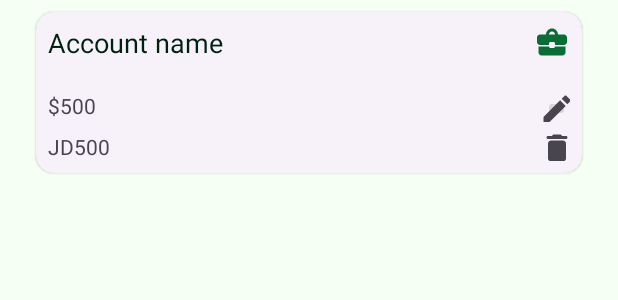
After one commit to kabirnayeem99/budget_management_syarah, an Android app: the layout list_item_account.xml on its own in the app's theme, with its tools: preview values and no code run, on a phone screen of 412 x 824 dp. The commit adds this screen. Shown: the top 300 px of the screen. Run offline under Robolectric (Android 15) with nearby library versions, the phone set to English and light mode, and no system bars.

Commit message:
feat [accounts]: implement account list design (cont.)

```diff
--- a/app/src/main/java/com/syarah/budgetmanagement/core/base/BaseActivity.kt
+++ b/app/src/main/java/com/syarah/budgetmanagement/core/base/BaseActivity.kt
@@ -24,7 +24,7 @@ abstract class BaseActivity<B : ViewDataBinding> : AppCompatActivity() {
         window.setFlags(
             WindowManager.LayoutParams.FLAG_LAYOUT_NO_LIMITS,
             WindowManager.LayoutParams.FLAG_LAYOUT_NO_LIMITS
-        );
+        )
         onCreated()
     }
 
--- /dev/null
+++ b/app/src/main/java/com/syarah/budgetmanagement/domain/entity/Account.kt
@@ -0,0 +1,5 @@
+package com.syarah.budgetmanagement.domain.entity
+
+data class Account(
+    val id: Int, val name: String, val dollarAmount: Int, val dinarAmount: Int,
+)
--- /dev/null
+++ b/app/src/main/res/drawable/ic_account.xml
@@ -0,0 +1,5 @@
+<vector android:height="24dp" android:tint="#AAAAAA"
+    android:viewportHeight="24" android:viewportWidth="24"
+    android:width="24dp" xmlns:android="http://schemas.android.com/apk/res/android">
+    <path android:fillColor="@android:color/white" android:pathData="M13,16h-2c-0.55,0 -1,-0.45 -1,-1L3.01,15v4c0,1.1 0.9,2 2,2L19,21c1.1,0 2,-0.9 2,-2v-4h-7c0,0.55 -0.45,1 -1,1zM20,7h-4c0,-2.21 -1.79,-4 -4,-4S8,4.79 8,7L4,7c-1.1,0 -2,0.9 -2,2v3c0,1.11 0.89,2 2,2h6v-1c0,-0.55 0.45,-1 1,-1h2c0.55,0 1,0.45 1,1v1h6c1.1,0 2,-0.9 2,-2L22,9c0,-1.1 -0.9,-2 -2,-2zM10,7c0,-1.1 0.9,-2 2,-2s2,0.9 2,2L9.99,7 10,7z"/>
+</vector>
--- /dev/null
+++ b/app/src/main/res/drawable/ic_delete.xml
@@ -0,0 +1,5 @@
+<vector android:height="24dp" android:tint="#AAAAAA"
+    android:viewportHeight="24" android:viewportWidth="24"
+    android:width="24dp" xmlns:android="http://schemas.android.com/apk/res/android">
+    <path android:fillColor="@android:color/white" android:pathData="M6,19c0,1.1 0.9,2 2,2h8c1.1,0 2,-0.9 2,-2V9c0,-1.1 -0.9,-2 -2,-2H8c-1.1,0 -2,0.9 -2,2v10zM18,4h-2.5l-0.71,-0.71c-0.18,-0.18 -0.44,-0.29 -0.7,-0.29H9.91c-0.26,0 -0.52,0.11 -0.7,0.29L8.5,4H6c-0.55,0 -1,0.45 -1,1s0.45,1 1,1h12c0.55,0 1,-0.45 1,-1s-0.45,-1 -1,-1z"/>
+</vector>
--- /dev/null
+++ b/app/src/main/res/drawable/ic_edit.xml
@@ -0,0 +1,6 @@
+<vector android:height="24dp" android:tint="#AAAAAA"
+    android:viewportHeight="24" android:viewportWidth="24"
+    android:width="24dp" xmlns:android="http://schemas.android.com/apk/res/android">
+    <path android:fillColor="@android:color/white" android:pathData="M3,17.46l0,3.04C3,20.78 3.22,21 3.5,21h3.04c0.13,0 0.26,-0.05 0.35,-0.15L17.81,9.94l-3.75,-3.75L3.15,17.1C3.05,17.2 3,17.32 3,17.46z"/>
+    <path android:fillColor="@android:color/white" android:pathData="M20.71,5.63l-2.34,-2.34c-0.39,-0.39 -1.02,-0.39 -1.41,0l-1.83,1.83l3.75,3.75l1.83,-1.83C21.1,6.65 21.1,6.02 20.71,5.63z"/>
+</vector>
--- /dev/null
+++ b/app/src/main/res/layout/list_item_account.xml
@@ -0,0 +1,81 @@
+<?xml version="1.0" encoding="utf-8"?>
+<layout xmlns:android="http://schemas.android.com/apk/res/android"
+    xmlns:app="http://schemas.android.com/apk/res-auto"
+    xmlns:tools="http://schemas.android.com/tools">
+
+    <data>
+
+    </data>
+
+
+    <com.google.android.material.card.MaterialCardView
+        style="@style/Widget.Material3.CardView.Elevated"
+        android:layout_width="match_parent"
+        android:layout_height="wrap_content"
+        android:layout_marginHorizontal="24dp"
+        android:layout_marginVertical="8dp">
+
+        <androidx.constraintlayout.widget.ConstraintLayout
+            android:layout_width="match_parent"
+            android:layout_height="wrap_content"
+            android:padding="8dp">
+
+            <TextView
+                android:id="@+id/tv_account_name"
+                style="@style/TextAppearance.AppCompat.Medium"
+                android:layout_width="0dp"
+                android:layout_height="wrap_content"
+                android:textAlignment="textStart"
+                android:textColor="?colorOnBackground"
+                app:drawableEndCompat="@drawable/ic_account"
+                app:drawableTint="?colorAccent"
+                app:layout_constraintEnd_toEndOf="parent"
+                app:layout_constraintStart_toStartOf="parent"
+                app:layout_constraintTop_toTopOf="parent"
+                tools:text="Account name" />
+
+            <TextView
+                android:id="@+id/tv_currency_dinar"
+                android:layout_width="wrap_content"
+                android:layout_height="wrap_content"
+                android:layout_marginTop="20dp"
+                app:layout_constraintStart_toStartOf="parent"
+                app:layout_constraintTop_toBottomOf="@id/tv_account_name"
+                tools:text="$500" />
+
+            <TextView
+                android:id="@+id/tv_currency_dollar"
+                android:layout_width="wrap_content"
+                android:layout_height="wrap_content"
+                android:layout_marginTop="8dp"
+                app:layout_constraintStart_toStartOf="parent"
+                app:layout_constraintTop_toBottomOf="@id/tv_currency_dinar"
+                tools:text="JD500" />
+
+
+            <ImageButton
+                android:id="@+id/iv_edit_button"
+                android:layout_width="18dp"
+                android:layout_height="18dp"
+                android:layout_marginBottom="8dp"
+                android:contentDescription="@string/hint_edit_account"
+                android:src="@drawable/ic_edit"
+                app:layout_constraintBottom_toTopOf="@id/iv_delete_button"
+                app:layout_constraintEnd_toEndOf="parent"
+                app:tint="?colorControlNormal" />
+
+            <ImageButton
+                android:contentDescription="@string/hint_delete_account"
+                android:id="@+id/iv_delete_button"
+                android:layout_width="18dp"
+                android:layout_height="18dp"
+                android:src="@drawable/ic_delete"
+                app:layout_constraintBottom_toBottomOf="parent"
+                app:layout_constraintEnd_toEndOf="parent"
+                app:tint="?colorControlNormal" />
+
+        </androidx.constraintlayout.widget.ConstraintLayout>
+
+    </com.google.android.material.card.MaterialCardView>
+
+</layout>
```
Also changed, not shown: app/src/main/java/com/syarah/budgetmanagement/presentation/accounts/AccountAdapter.kt (added, +75 -0 lines), app/src/main/java/com/syarah/budgetmanagement/presentation/accounts/AccountsFragment.kt (+23 -1 lines), app/src/main/java/com/syarah/budgetmanagement/presentation/months/MonthsFragment.kt (+7 -1 lines), app/src/main/java/com/syarah/budgetmanagement/presentation/transactionDetails/TransactionDetailsFragment.kt (+7 -1 lines), app/src/main/java/com/syarah/budgetmanagement/presentation/transaction_upsert/TransactionUpsertFragment.kt (+7 -1 lines), app/src/main/res/layout/fragment_accounts.xml (+9 -3 lines), app/src/main/res/menu/menu_main.xml (deleted, +0 -10 lines), app/src/main/res/values/strings.xml (+4 -43 lines).
